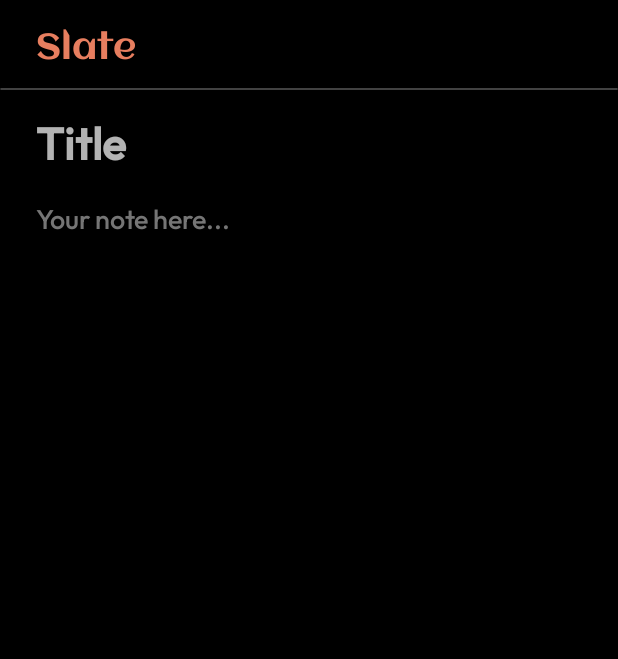
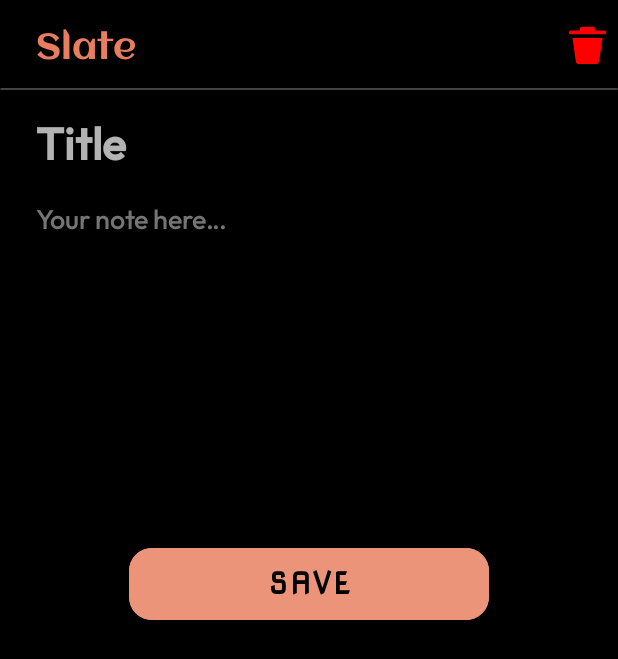
Before and after one commit to PiyushJT/Slate, an Android app: the Note screen opened directly, with no data from a screen before it, on a phone screen of 412 x 824 dp. Shown: the top 659 px of the screen. Run offline under Robolectric (Android 15) with nearby library versions, the light colour scheme and no system bars; our stand-ins replace Firebase (no records; nobody signed in at launch, a user with empty details on screens opened directly).

Commit message:
Creating note in realtime database

```diff
--- a/app/src/main/java/com/piyushjt/slate/Account.kt
+++ b/app/src/main/java/com/piyushjt/slate/Account.kt
@@ -91,8 +91,8 @@ class Account : AppCompatActivity() {
 
             usernameRef.setValue(username)
                 .addOnSuccessListener {
-                    Toast.makeText(this, "Successfully changed username", Toast.LENGTH_SHORT)
-                        .show()
+                    Toast.makeText(this, getString(R.string.succ_chnged_usrnm),
+                        Toast.LENGTH_SHORT).show()
                 }
 
 
--- a/app/src/main/java/com/piyushjt/slate/Utils.kt
+++ b/app/src/main/java/com/piyushjt/slate/Utils.kt
@@ -4,8 +4,6 @@ import android.content.Context
 import android.os.VibrationEffect
 import android.os.Vibrator
 import android.view.View
-import android.widget.Toast
-import com.google.firebase.database.DatabaseReference
 
 object Utils {
 
--- /dev/null
+++ b/app/src/main/res/drawable/delete.xml
@@ -0,0 +1,5 @@
+<vector xmlns:android="http://schemas.android.com/apk/res/android" android:height="30dp" android:viewportHeight="24" android:viewportWidth="24" android:width="30dp">
+
+    <path android:fillColor="@color/red" android:pathData="M5.755,20.283 L4,8H20L18.245,20.283A2,2 0,0 1,16.265 22H7.735A2,2 0,0 1,5.755 20.283ZM21,4H16V3a1,1 0,0 0,-1 -1H9A1,1 0,0 0,8 3V4H3A1,1 0,0 0,3 6H21a1,1 0,0 0,0 -2Z"/>
+
+</vector>
--- a/app/src/main/res/layout/activity_note.xml
+++ b/app/src/main/res/layout/activity_note.xml
@@ -40,6 +40,19 @@
                 app:layout_constraintTop_toTopOf="parent" />
 
 
+            <!--   Delete button   -->
+            <androidx.appcompat.widget.AppCompatImageButton
+                android:id="@+id/deleteNoteBtn"
+                android:layout_width="25dp"
+                android:layout_height="25dp"
+                android:layout_marginEnd="8dp"
+                android:backgroundTint="@color/transparent"
+                android:src="@drawable/delete"
+                app:layout_constraintBottom_toBottomOf="parent"
+                app:layout_constraintEnd_toEndOf="parent"
+                app:layout_constraintTop_toTopOf="parent" />
+
+
             <!--   Line   -->
             <androidx.cardview.widget.CardView
                 android:id="@+id/cardView2"
@@ -63,8 +76,9 @@
         android:layout_width="match_parent"
         android:layout_height="0dp"
         app:layout_constraintBottom_toBottomOf="parent"
-        app:layout_constraintTop_toBottomOf="@+id/header"
-        tools:layout_editor_absoluteX="1dp">
+        app:layout_constraintEnd_toEndOf="parent"
+        app:layout_constraintStart_toStartOf="parent"
+        app:layout_constraintTop_toBottomOf="@+id/header">
 
         <androidx.constraintlayout.widget.ConstraintLayout
             android:layout_width="match_parent"
@@ -75,13 +89,13 @@
 
             <!--   Note Title   -->
             <com.google.android.material.textfield.TextInputEditText
-                android:id="@+id/textInputEditText"
+                android:id="@+id/noteTitle"
                 android:layout_width="match_parent"
                 android:layout_height="wrap_content"
                 android:layout_marginTop="16dp"
                 android:background="@color/transparent"
                 android:fontFamily="@font/outfit"
-                android:hint="Title"
+                android:hint="@string/title"
                 android:paddingStart="24dp"
                 android:paddingEnd="24dp"
                 android:textColor="@color/white"
@@ -96,14 +110,14 @@
 
             <!--   Note   -->
             <com.google.android.material.textfield.TextInputEditText
-                android:id="@+id/textInputEditText2"
+                android:id="@+id/note"
                 android:layout_width="match_parent"
                 android:layout_height="wrap_content"
                 android:layout_marginTop="16dp"
                 android:background="@color/transparent"
                 android:fontFamily="@font/outfit"
-                android:hint="Your note here..."
-                android:paddingBottom="250dp"
+                android:hint="@string/note_here"
+                android:paddingBottom="200dp"
                 android:paddingStart="24dp"
                 android:paddingEnd="24dp"
                 android:textColor="@color/white"
@@ -111,10 +125,23 @@
                 android:textSize="18dp"
                 app:layout_constraintEnd_toEndOf="parent"
                 app:layout_constraintStart_toStartOf="parent"
-                app:layout_constraintTop_toBottomOf="@+id/textInputEditText" />
+                app:layout_constraintTop_toBottomOf="@+id/noteTitle" />
 
 
-
+            <com.google.android.material.button.MaterialButton
+                android:id="@+id/saveNoteBtn"
+                android:layout_width="240dp"
+                android:layout_height="60dp"
+                android:backgroundTint="@color/themeColor70"
+                android:fontFamily="@font/nova_square"
+                android:text="@string/save"
+                android:textColor="@color/black"
+                android:textSize="20dp"
+                android:textStyle="bold"
+                app:cornerRadius="15dp"
+                app:layout_constraintEnd_toEndOf="parent"
+                app:layout_constraintStart_toStartOf="parent"
+                app:layout_constraintTop_toBottomOf="@+id/note" />
 
 
         </androidx.constraintlayout.widget.ConstraintLayout>
--- a/app/src/main/res/values/strings.xml
+++ b/app/src/main/res/values/strings.xml
@@ -9,6 +9,8 @@
     <string name="username">Username</string>
     <string name="save">Save</string>
     <string name="cancel">Cancel</string>
+    <string name="note_here">Your note here…</string>
+    <string name="title">Title</string>
 
 
     <!--    Useless things but useful things-->
@@ -24,6 +26,11 @@
     <string name="you_sure">Are you sure about that?</string>
 
 
+    <!--    Toasts-->
+    <string name="succ_chnged_usrnm">Successfully changed username</string>
+    <string name="fild_cnnt_empty">Both fields cannot be empty</string>
+
+
     <!--    Urls-->
     <string name="client_id">558370176302-qq8vbfvuosgsnvak1e84mp41t6v0egb7.apps.googleusercontent.com</string>
     <string name="database_url">https://slate-ae34b-default-rtdb.asia-southeast1.firebasedatabase.app/</string>
```
Also changed, not shown: app/src/main/java/com/piyushjt/slate/Note.kt (+53 -0 lines), app/src/main/java/com/piyushjt/slate/NoteItem.kt (added, +8 -0 lines).
